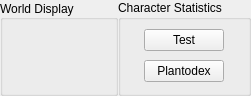
Qt form src/GameState.ui (LaceyGSC/CPlusPlus-QT-CS3503-EducationalApp) before a commit.
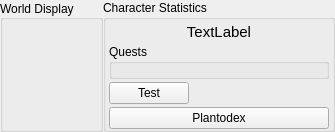
The same form after that commit.

Commit message: Level and Quest

Patch:
```diff
--- a/src/GameState.ui
+++ b/src/GameState.ui
@@ -80,21 +80,24 @@
        </property>
        <layout class="QGridLayout" name="gridLayout_2">
         <property name="leftMargin">
-         <number>0</number>
+         <number>3</number>
         </property>
         <property name="topMargin">
-         <number>0</number>
+         <number>3</number>
         </property>
         <property name="rightMargin">
-         <number>0</number>
+         <number>3</number>
         </property>
         <property name="bottomMargin">
          <number>0</number>
         </property>
-        <property name="spacing">
+        <property name="horizontalSpacing">
          <number>0</number>
         </property>
-        <item row="0" column="1">
+        <property name="verticalSpacing">
+         <number>3</number>
+        </property>
+        <item row="3" column="1">
          <widget class="QPushButton" name="pushButton">
           <property name="sizePolicy">
            <sizepolicy hsizetype="Maximum" vsizetype="Fixed">
@@ -107,13 +110,52 @@
           </property>
          </widget>
         </item>
-        <item row="1" column="1">
+        <item row="4" column="1">
          <widget class="QPushButton" name="plantodexButton">
+          <property name="sizePolicy">
+           <sizepolicy hsizetype="Minimum" vsizetype="Fixed">
+            <horstretch>0</horstretch>
+            <verstretch>0</verstretch>
+           </sizepolicy>
+          </property>
           <property name="text">
            <string>Plantodex</string>
           </property>
          </widget>
         </item>
+        <item row="1" column="1">
+         <widget class="QLabel" name="levelLabel">
+          <property name="font">
+           <font>
+            <pointsize>11</pointsize>
+           </font>
+          </property>
+          <property name="text">
+           <string>TextLabel</string>
+          </property>
+          <property name="alignment">
+           <set>Qt::AlignCenter</set>
+          </property>
+         </widget>
+        </item>
+        <item row="2" column="1">
+         <widget class="QGroupBox" name="levelContainer">
+          <property name="minimumSize">
+           <size>
+            <width>220</width>
+            <height>0</height>
+           </size>
+          </property>
+          <property name="title">
+           <string>Quests</string>
+          </property>
+          <layout class="QFormLayout" name="formLayout">
+           <property name="topMargin">
+            <number>3</number>
+           </property>
+          </layout>
+         </widget>
+        </item>
        </layout>
       </widget>
      </item>
```
The commit also changes 16 other files.
